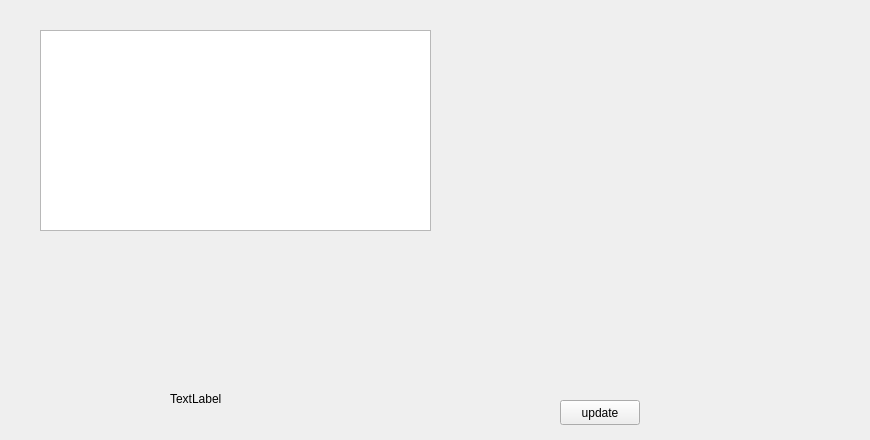
This is Otdel_kadrov_Seidaliev/soft/otdel/formtable.ui in AmetDev/qt_creator_edu_repos as Qt 5 draws it before an edit. The edited form follows.
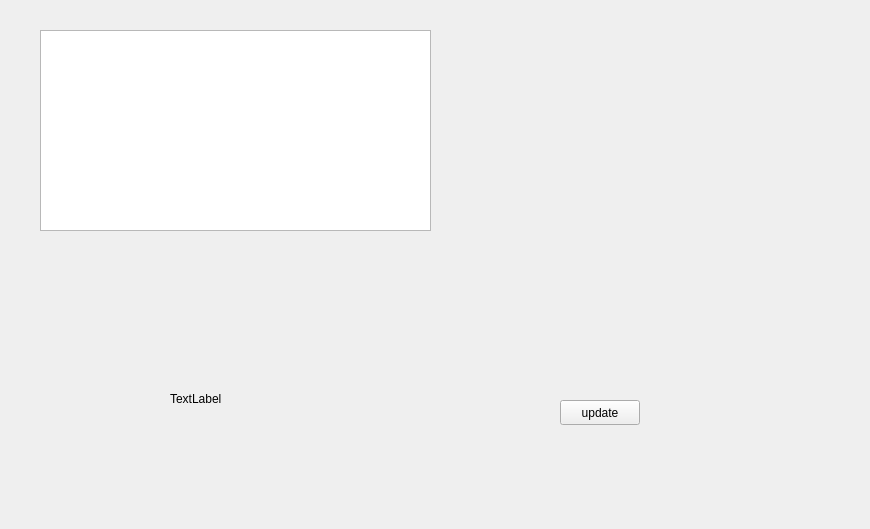
This is the edited form.

The edit to the form file:
```diff
--- a/Otdel_kadrov_Seidaliev/soft/otdel/formtable.ui
+++ b/Otdel_kadrov_Seidaliev/soft/otdel/formtable.ui
@@ -7,7 +7,7 @@
     <x>0</x>
     <y>0</y>
     <width>870</width>
-    <height>440</height>
+    <height>529</height>
    </rect>
   </property>
   <property name="windowTitle">
```
